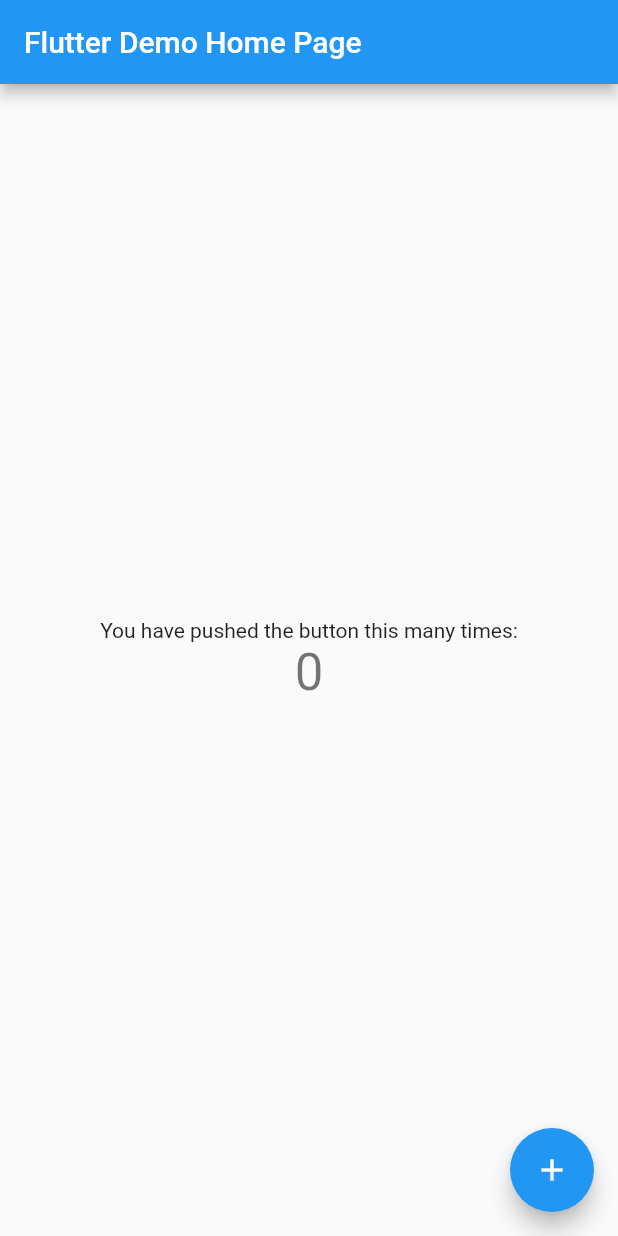
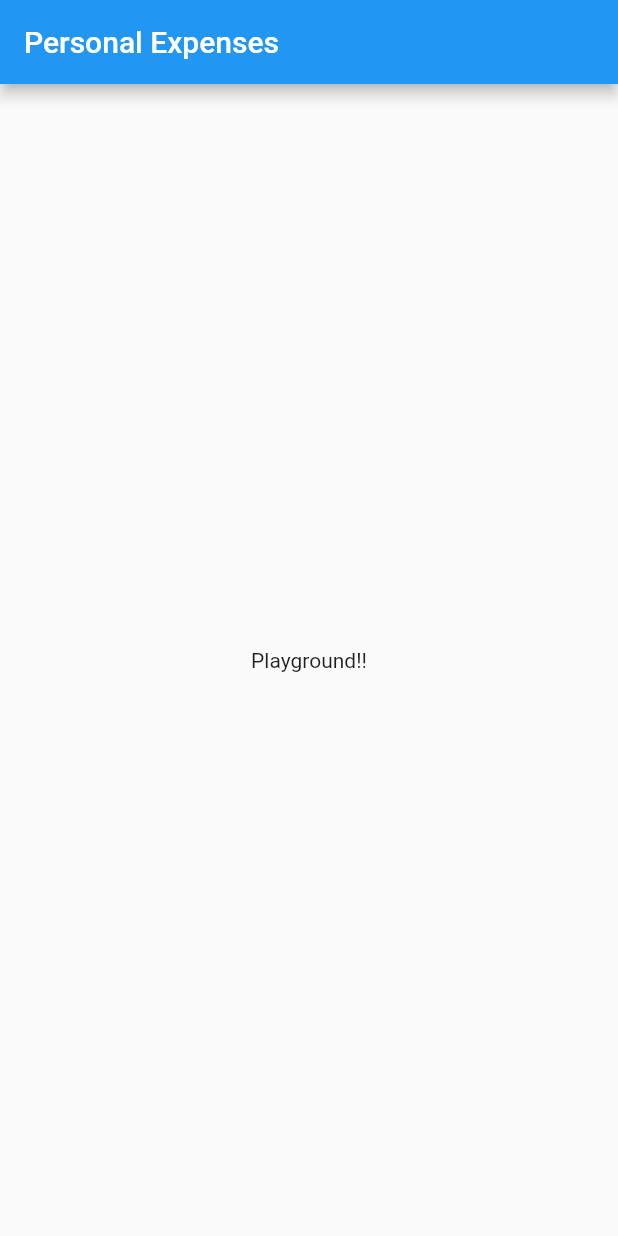
Before and after one commit to IIvexII/Personal_Expense, a Flutter app: the screen it shows after launch, on a phone screen of 412 x 824 dp. Run offline on Flutter 3.47's test engine with Material 2 defaults, Android fonts, the phone set to English and light mode, and no system bars.

Commit message:
Base code implemented:fire:.

```diff
--- a/lib/main.dart
+++ b/lib/main.dart
@@ -1,117 +1,26 @@
 import 'package:flutter/material.dart';
 
-void main() {
-  runApp(MyApp());
-}
+void main() => runApp(PersonalExpense());
 
-class MyApp extends StatelessWidget {
-  // This widget is the root of your application.
+class PersonalExpense extends StatelessWidget {
   @override
   Widget build(BuildContext context) {
     return MaterialApp(
-      title: 'Flutter Demo',
-      theme: ThemeData(
-        // This is the theme of your application.
-        //
-        // Try running your application with "flutter run". You'll see the
-        // application has a blue toolbar. Then, without quitting the app, try
-        // changing the primarySwatch below to Colors.green and then invoke
-        // "hot reload" (press "r" in the console where you ran "flutter run",
-        // or simply save your changes to "hot reload" in a Flutter IDE).
-        // Notice that the counter didn't reset back to zero; the application
-        // is not restarted.
-        primarySwatch: Colors.blue,
-        // This makes the visual density adapt to the platform that you run
-        // the app on. For desktop platforms, the controls will be smaller and
-        // closer together (more dense) than on mobile platforms.
-        visualDensity: VisualDensity.adaptivePlatformDensity,
-      ),
-      home: MyHomePage(title: 'Flutter Demo Home Page'),
+      title: 'Personal Expense',
+      home: MyHomePage(),
     );
   }
 }
 
-class MyHomePage extends StatefulWidget {
-  MyHomePage({Key key, this.title}) : super(key: key);
-
-  // This widget is the home page of your application. It is stateful, meaning
-  // that it has a State object (defined below) that contains fields that affect
-  // how it looks.
-
-  // This class is the configuration for the state. It holds the values (in this
-  // case the title) provided by the parent (in this case the App widget) and
-  // used by the build method of the State. Fields in a Widget subclass are
-  // always marked "final".
-
-  final String title;
-
-  @override
-  _MyHomePageState createState() => _MyHomePageState();
-}
-
-class _MyHomePageState extends State<MyHomePage> {
-  int _counter = 0;
-
-  void _incrementCounter() {
-    setState(() {
-      // This call to setState tells the Flutter framework that something has
-      // changed in this State, which causes it to rerun the build method below
-      // so that the display can reflect the updated values. If we changed
-      // _counter without calling setState(), then the build method would not be
-      // called again, and so nothing would appear to happen.
-      _counter++;
-    });
-  }
-
-  @override
+class MyHomePage extends StatelessWidget {
   Widget build(BuildContext context) {
-    // This method is rerun every time setState is called, for instance as done
-    // by the _incrementCounter method above.
-    //
-    // The Flutter framework has been optimized to make rerunning build methods
-    // fast, so that you can just rebuild anything that needs updating rather
-    // than having to individually change instances of widgets.
     return Scaffold(
       appBar: AppBar(
-        // Here we take the value from the MyHomePage object that was created by
-        // the App.build method, and use it to set our appbar title.
-        title: Text(widget.title),
+        title: Text('Personal Expenses'),
       ),
       body: Center(
-        // Center is a layout widget. It takes a single child and positions it
-        // in the middle of the parent.
-        child: Column(
-          // Column is also a layout widget. It takes a list of children and
-          // arranges them vertically. By default, it sizes itself to fit its
-          // children horizontally, and tries to be as tall as its parent.
-          //
-          // Invoke "debug painting" (press "p" in the console, choose the
-          // "Toggle Debug Paint" action from the Flutter Inspector in Android
-          // Studio, or the "Toggle Debug Paint" command in Visual Studio Code)
-          // to see the wireframe for each widget.
-          //
-          // Column has various properties to control how it sizes itself and
-          // how it positions its children. Here we use mainAxisAlignment to
-          // center the children vertically; the main axis here is the vertical
-          // axis because Columns are vertical (the cross axis would be
-          // horizontal).
-          mainAxisAlignment: MainAxisAlignment.center,
-          children: <Widget>[
-            Text(
-              'You have pushed the button this many times:',
-            ),
-            Text(
-              '$_counter',
-              style: Theme.of(context).textTheme.headline4,
-            ),
-          ],
-        ),
+        child: Text('Playground!!'),
       ),
-      floatingActionButton: FloatingActionButton(
-        onPressed: _incrementCounter,
-        tooltip: 'Increment',
-        child: Icon(Icons.add),
-      ), // This trailing comma makes auto-formatting nicer for build methods.
     );
   }
 }
```
Also changed, not shown: 1 other file.
